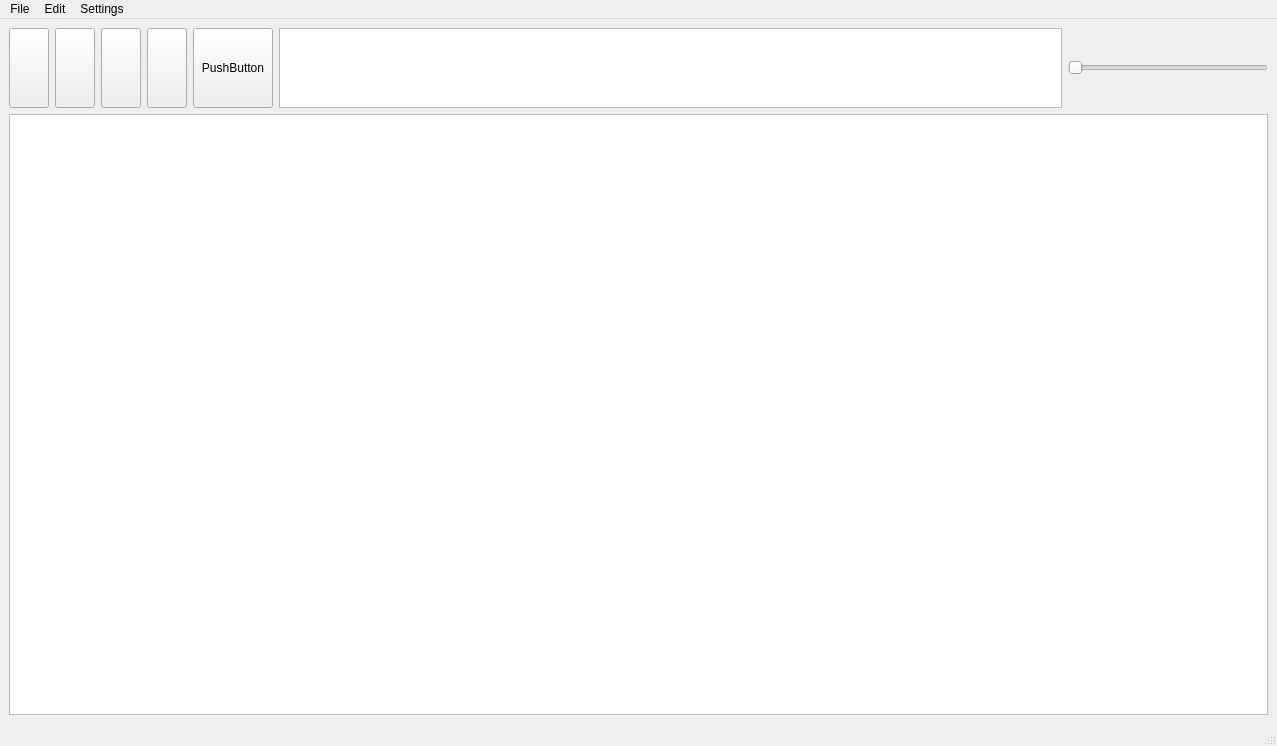
Above: MVP/View/UI/DAW.ui from Shredder1603/MuseEase before the change. Below: the same form after it.
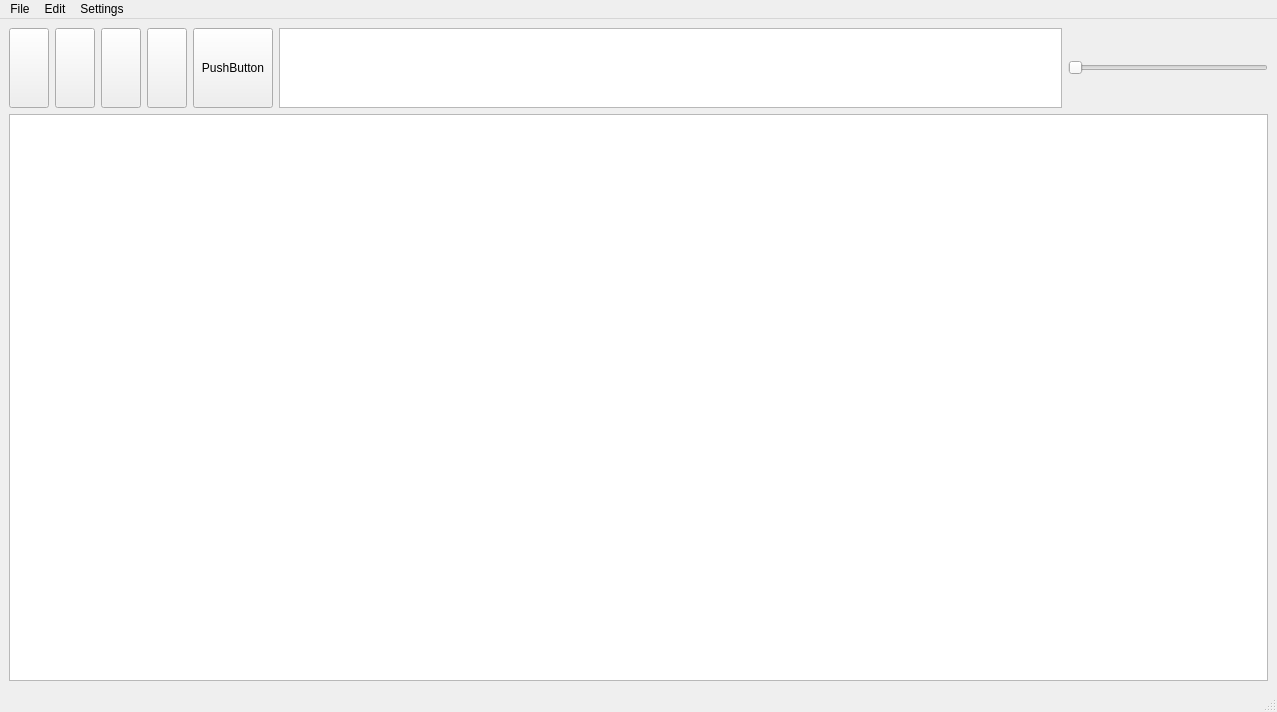
That is the form after the change. Icons and pictures are not drawn.

```diff
--- a/MVP/View/UI/DAW.ui
+++ b/MVP/View/UI/DAW.ui
@@ -7,7 +7,7 @@
     <x>0</x>
     <y>0</y>
     <width>1277</width>
-    <height>746</height>
+    <height>712</height>
    </rect>
   </property>
   <property name="sizePolicy">
```
Left out of the diff: 2 changed lines with no effect on the pictures.
